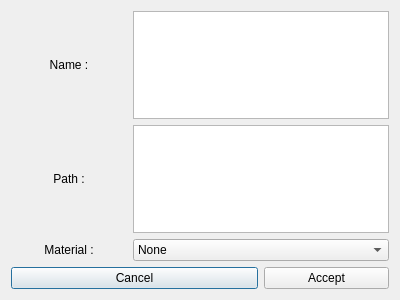
Old version of the form ui/import_asset.ui in the repository AnthonySTZ/AssetManager.
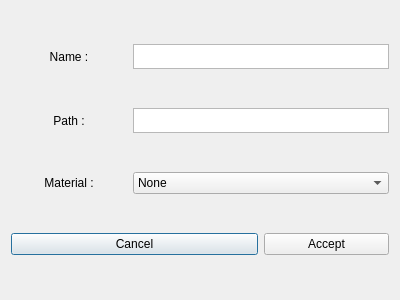
New version of the form.

Commit message: import texture and material to database

What changed in the file:
```diff
--- a/ui/import_asset.ui
+++ b/ui/import_asset.ui
@@ -27,7 +27,20 @@
       </widget>
      </item>
      <item row="0" column="1" colspan="2">
-      <widget class="QTextEdit" name="name_te"/>
+      <widget class="QTextEdit" name="name_te">
+       <property name="maximumSize">
+        <size>
+         <width>16777215</width>
+         <height>25</height>
+        </size>
+       </property>
+       <property name="verticalScrollBarPolicy">
+        <enum>Qt::ScrollBarAlwaysOff</enum>
+       </property>
+       <property name="horizontalScrollBarPolicy">
+        <enum>Qt::ScrollBarAlwaysOff</enum>
+       </property>
+      </widget>
      </item>
      <item row="1" column="0">
       <widget class="QLabel" name="label_2">
@@ -40,7 +53,20 @@
       </widget>
      </item>
      <item row="1" column="1" colspan="2">
-      <widget class="QTextEdit" name="path_te"/>
+      <widget class="QTextEdit" name="path_te">
+       <property name="maximumSize">
+        <size>
+         <width>16777215</width>
+         <height>25</height>
+        </size>
+       </property>
+       <property name="verticalScrollBarPolicy">
+        <enum>Qt::ScrollBarAlwaysOff</enum>
+       </property>
+       <property name="horizontalScrollBarPolicy">
+        <enum>Qt::ScrollBarAlwaysOff</enum>
+       </property>
+      </widget>
      </item>
      <item row="2" column="0">
       <widget class="QLabel" name="label_3">
```
The commit also changes 12 other files.
